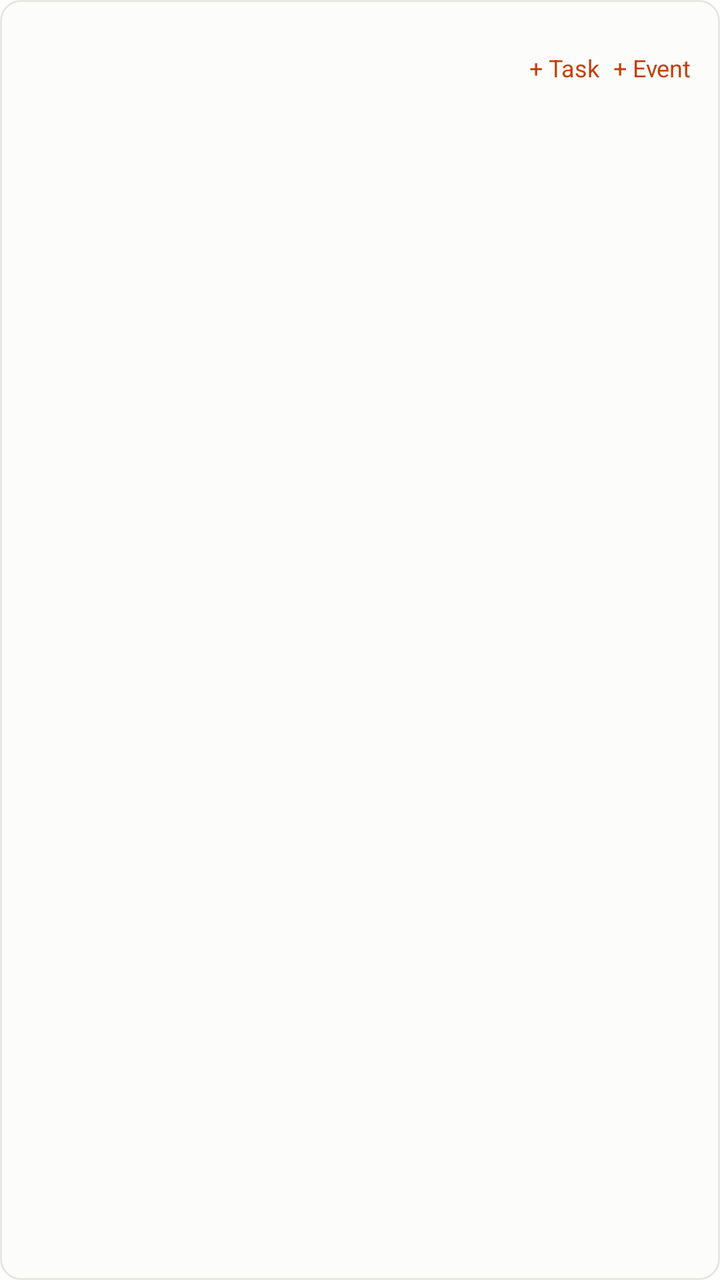
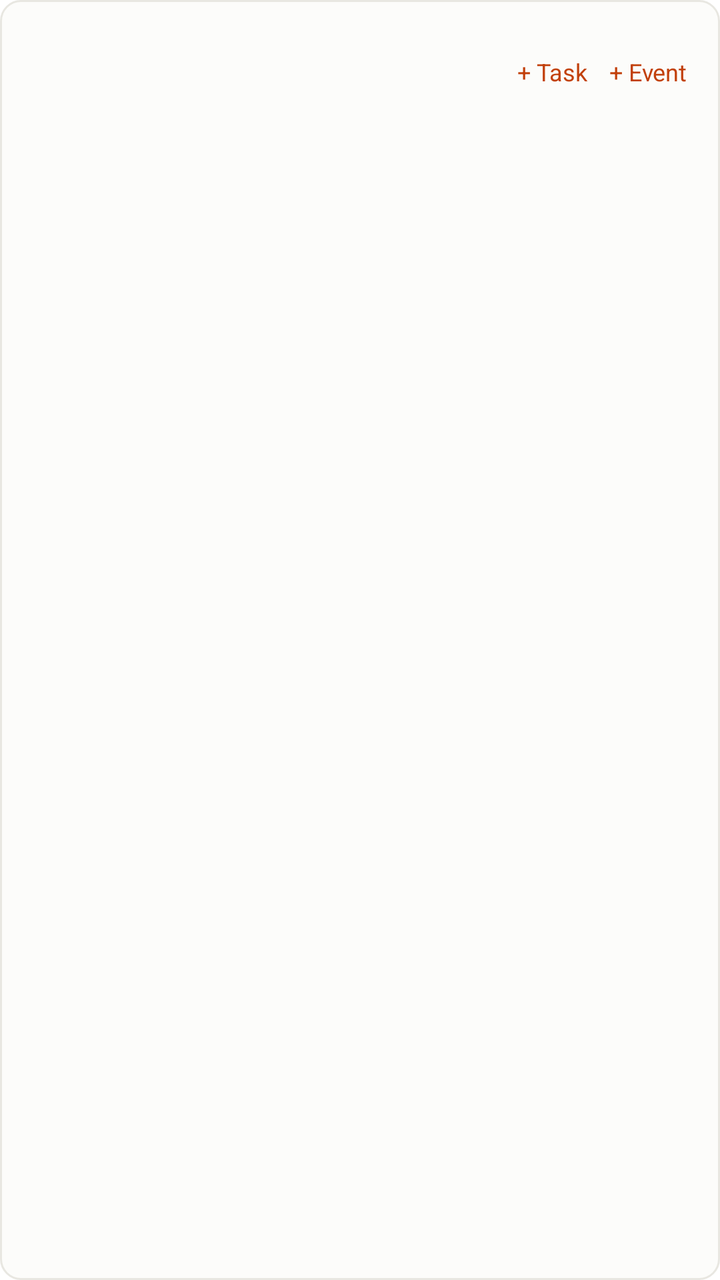

An Android layout rendered at two revisions. The XML below is the earlier revision; the diff shows what the commit changed to produce the second picture.
<!-- AndroidManifest.xml: fallback theme Theme.MaterialComponents.DayNight.NoActionBar -->
<!-- res/layout/widget_action_medium.xml -->
<?xml version="1.0" encoding="utf-8"?>
<LinearLayout xmlns:android="http://schemas.android.com/apk/res/android"
    android:id="@+id/action_root"
    android:layout_width="match_parent"
    android:layout_height="match_parent"
    android:background="@drawable/widget_root_bg"
    android:orientation="vertical"
    android:padding="12dp">

    <LinearLayout
        android:layout_width="match_parent"
        android:layout_height="44dp"
        android:gravity="center_vertical"
        android:orientation="horizontal">

        <TextView
            android:id="@+id/action_date"
            android:layout_width="wrap_content"
            android:layout_height="wrap_content"
            android:ellipsize="end"
            android:fontFamily="sans-serif-medium"
            android:maxLines="1"
            android:maxWidth="78dp"
            android:singleLine="true"
            android:textColor="@color/widget_text_primary"
            android:textSize="24sp" />

        <TextView
            android:id="@+id/action_weekday"
            android:layout_width="0dp"
            android:layout_height="wrap_content"
            android:layout_marginStart="6dp"
            android:layout_weight="1"
            android:ellipsize="end"
            android:maxLines="1"
            android:singleLine="true"
            android:textColor="@color/widget_text_secondary"
            android:textSize="11sp" />

        <TextView
            android:id="@+id/action_overdue_chip"
            android:layout_width="wrap_content"
            android:layout_height="wrap_content"
            android:layout_marginEnd="6dp"
            android:maxLines="1"
            android:textColor="@color/widget_error"
            android:textSize="11sp"
            android:visibility="gone" />

        <TextView
            android:id="@+id/action_add_todo"
            android:layout_width="wrap_content"
            android:layout_height="44dp"
            android:ellipsize="end"
            android:gravity="center"
            android:maxLines="1"
            android:maxWidth="56dp"
            android:minWidth="44dp"
            android:singleLine="true"
            android:text="@string/widget_add_todo"
            android:textColor="@color/widget_accent"
            android:textSize="12sp" />

        <TextView
            android:id="@+id/action_add_event"
            android:layout_width="wrap_content"
            android:layout_height="44dp"
            android:ellipsize="end"
            android:gravity="center"
            android:maxLines="1"
            android:maxWidth="56dp"
            android:minWidth="44dp"
            android:singleLine="true"
            android:text="@string/widget_add_event"
            android:textColor="@color/widget_accent"
            android:textSize="12sp" />
    </LinearLayout>

    <TextView
        android:id="@+id/action_empty"
        android:layout_width="match_parent"
        android:layout_height="wrap_content"
        android:paddingTop="4dp"
        android:textColor="@color/widget_text_secondary"
        android:textSize="12sp"
        android:visibility="gone" />

    <LinearLayout
        android:id="@+id/action_rows"
        android:layout_width="match_parent"
        android:layout_height="0dp"
        android:layout_weight="1"
        android:orientation="vertical" />

    <TextView
        android:id="@+id/action_completed"
        android:layout_width="match_parent"
        android:layout_height="32dp"
        android:gravity="center_vertical"
        android:singleLine="true"
        android:textColor="@color/widget_text_secondary"
        android:textSize="11sp"
        android:visibility="gone" />
</LinearLayout>
<!-- resources referenced by this layout -->
<resources>
  <color name="widget_accent">#C2410C</color>
  <color name="widget_error">#A8481E</color>
  <color name="widget_text_primary">#191A17</color>
  <color name="widget_text_secondary">#3F413A</color>
  <!-- drawable widget_root_bg (drawable) -->
  <?xml version="1.0" encoding="utf-8"?>
  <shape xmlns:android="http://schemas.android.com/apk/res/android"
      android:shape="rectangle">
      <solid android:color="@color/widget_background_light" />
      <corners android:radius="10dp" />
      <stroke
          android:width="1dp"
          android:color="@color/widget_border_light" />
  </shape>
  <string name="widget_add_event">+ Event</string>
  <string name="widget_add_todo">+ Task</string>
  <color name="widget_background_light">#FCFCFA</color>
  <color name="widget_border_light">#E8E7E1</color>
</resources>

<!-- the commit's change to res/layout/widget_action_medium.xml (unified diff, before → after) -->
@@ -9,7 +9,7 @@
 
     <LinearLayout
         android:layout_width="match_parent"
-        android:layout_height="44dp"
+        android:layout_height="48dp"
         android:gravity="center_vertical"
         android:orientation="horizontal">
 
@@ -50,12 +50,12 @@
         <TextView
             android:id="@+id/action_add_todo"
             android:layout_width="wrap_content"
-            android:layout_height="44dp"
+            android:layout_height="48dp"
             android:ellipsize="end"
             android:gravity="center"
             android:maxLines="1"
             android:maxWidth="56dp"
-            android:minWidth="44dp"
+            android:minWidth="48dp"
             android:singleLine="true"
             android:text="@string/widget_add_todo"
             android:textColor="@color/widget_accent"
@@ -64,12 +64,12 @@
         <TextView
             android:id="@+id/action_add_event"
             android:layout_width="wrap_content"
-            android:layout_height="44dp"
+            android:layout_height="48dp"
             android:ellipsize="end"
             android:gravity="center"
             android:maxLines="1"
             android:maxWidth="56dp"
-            android:minWidth="44dp"
+            android:minWidth="48dp"
             android:singleLine="true"
             android:text="@string/widget_add_event"
             android:textColor="@color/widget_accent"
@@ -95,7 +95,7 @@
     <TextView
         android:id="@+id/action_completed"
         android:layout_width="match_parent"
-        android:layout_height="32dp"
+        android:layout_height="48dp"
         android:gravity="center_vertical"
         android:singleLine="true"
         android:textColor="@color/widget_text_secondary"
